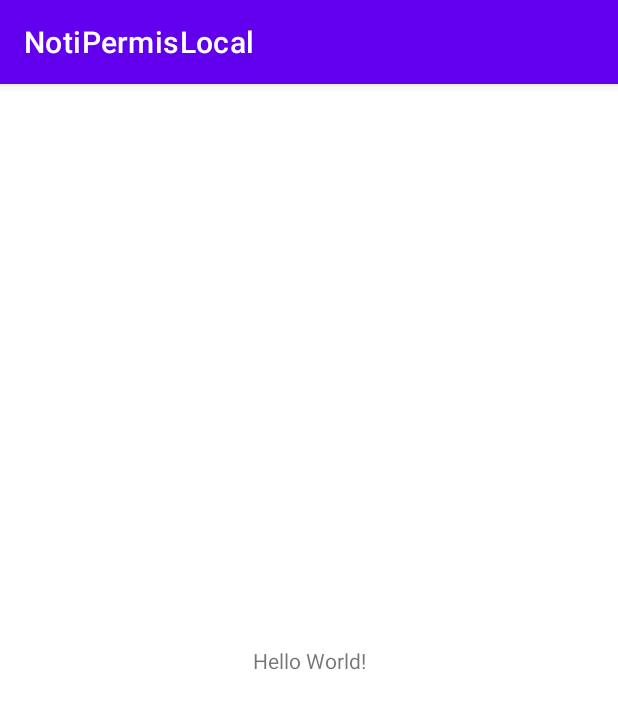
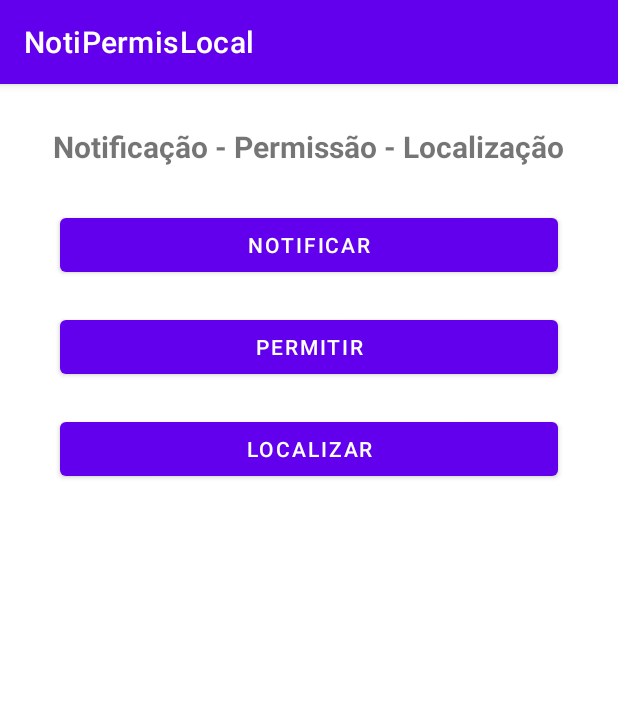
Before and after one commit to denissonsillva/AppKotlin-Notificacoes-Permissoes-Localizacao, an Android app: the screen it shows after launch (MainActivity), on a phone screen of 412 x 824 dp. Shown: the top 709 px of the screen. Run offline under Robolectric (Android 15) with nearby library versions, the phone set to English and light mode, and no system bars.

Commit message:
Função Notificação implementada

```diff
--- a/app/src/main/java/br/com/djektech/notipermislocal/MainActivity.kt
+++ b/app/src/main/java/br/com/djektech/notipermislocal/MainActivity.kt
@@ -1,11 +1,64 @@
 package br.com.djektech.notipermislocal
 
+import android.app.Activity
+import android.app.NotificationChannel
+import android.app.NotificationManager
+import android.content.Context
+import android.os.Build
 import androidx.appcompat.app.AppCompatActivity
 import android.os.Bundle
+import android.widget.Button
+import androidx.core.app.NotificationCompat
 
 class MainActivity : AppCompatActivity() {
     override fun onCreate(savedInstanceState: Bundle?) {
         super.onCreate(savedInstanceState)
         setContentView(R.layout.activity_main)
+
+        val btn_notificacao: Button
+
+        btn_notificacao = findViewById(R.id.btn_notificacao)
+
+        btn_notificacao.setOnClickListener {
+            notificacaoSimples("Título", "Olá, você está sendo notificado!")
+        }
     }
+
+    fun Activity.notificacaoSimples(title:String, message:String){
+
+        val nBuilder = NotificationCompat.Builder(this, "default")
+
+        //Definindo um ícone pequeno
+        nBuilder.setSmallIcon(R.mipmap.ic_launcher)
+
+        //Definindo o título da notificação
+        nBuilder.setContentTitle(title)
+
+        //Definindo o conteúdo da notificação
+        nBuilder.setContentText(message)
+
+
+        //construindo o objeto Notification
+        val notificacao = nBuilder.build()
+
+        //Acessando o serviço de notificação do sistema
+        val notificationManager = getSystemService(Context.NOTIFICATION_SERVICE) as NotificationManager
+
+        //verificando se a API Android é maior que a 26 para criar um canal de notificação
+        if(Build.VERSION.SDK_INT >= Build.VERSION_CODES.O){
+
+            //criando um objeto
+            val channel = NotificationChannel("default", "Canal de notificação teste",
+                NotificationManager.IMPORTANCE_DEFAULT)
+
+            //criando um canal de notificação
+            notificationManager.createNotificationChannel(channel)
+        }
+
+        //enviando a notificação em si
+        notificationManager.notify(1  , notificacao)
+
+    }
+
+
 }
--- a/app/src/main/res/layout/activity_main.xml
+++ b/app/src/main/res/layout/activity_main.xml
@@ -1,18 +1,59 @@
 <?xml version="1.0" encoding="utf-8"?>
-<androidx.constraintlayout.widget.ConstraintLayout xmlns:android="http://schemas.android.com/apk/res/android"
+<LinearLayout
+    xmlns:android="http://schemas.android.com/apk/res/android"
     xmlns:app="http://schemas.android.com/apk/res-auto"
     xmlns:tools="http://schemas.android.com/tools"
     android:layout_width="match_parent"
     android:layout_height="match_parent"
+    android:orientation="vertical"
     tools:context=".MainActivity">
 
     <TextView
+        android:id="@+id/textView"
         android:layout_width="wrap_content"
         android:layout_height="wrap_content"
-        android:text="Hello World!"
-        app:layout_constraintBottom_toBottomOf="parent"
-        app:layout_constraintLeft_toLeftOf="parent"
-        app:layout_constraintRight_toRightOf="parent"
-        app:layout_constraintTop_toTopOf="parent" />
+        android:text="Notificação - Permissão - Localização"
+        android:textSize="20sp"
+        android:textStyle="bold"
+        android:padding="8dp"
+        android:layout_marginTop="20dp"
+        android:layout_gravity="center">
+    </TextView>
 
-</androidx.constraintlayout.widget.ConstraintLayout>
+    <Button
+        android:id="@+id/btn_notificacao"
+        android:layout_width="match_parent"
+        android:layout_height="wrap_content"
+        android:layout_marginStart="40dp"
+        android:layout_marginEnd="40dp"
+        android:text="notificar"
+        android:padding="8dp"
+        android:layout_marginTop="20dp"
+        android:layout_gravity="center">
+    </Button>
+
+    <Button
+        android:id="@+id/btn_permissao"
+        android:layout_width="match_parent"
+        android:layout_height="wrap_content"
+        android:layout_marginStart="40dp"
+        android:layout_marginEnd="40dp"
+        android:text="permitir"
+        android:padding="8dp"
+        android:layout_marginTop="20dp"
+        android:layout_gravity="center">
+    </Button>
+
+    <Button
+        android:id="@+id/btn_localizacao"
+        android:layout_width="match_parent"
+        android:layout_height="wrap_content"
+        android:layout_marginStart="40dp"
+        android:layout_marginEnd="40dp"
+        android:text="localizar"
+        android:padding="8dp"
+        android:layout_marginTop="20dp"
+        android:layout_gravity="center">
+    </Button>
+
+</LinearLayout>
```
